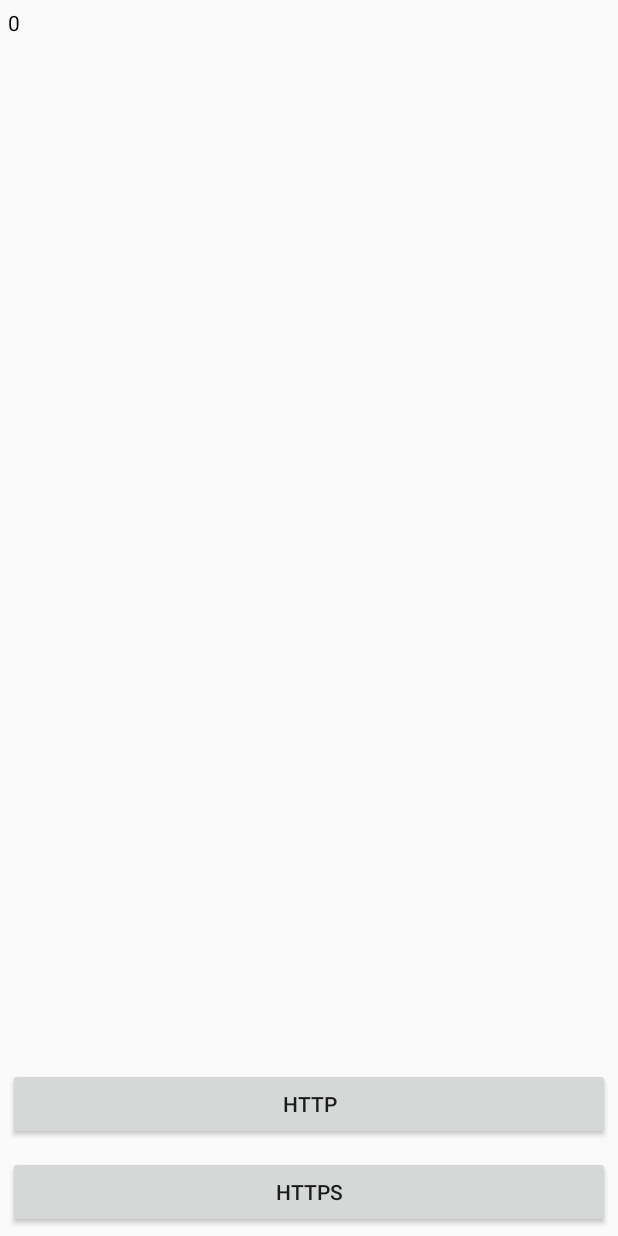
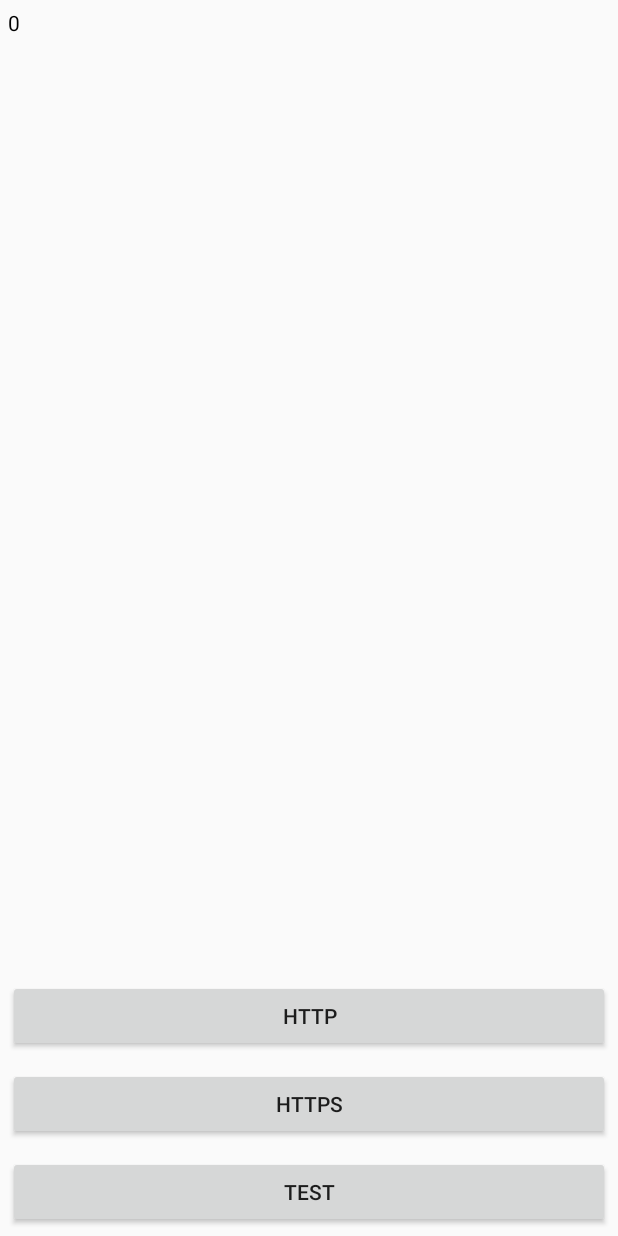
Before and after one commit to troshkovdanil/mobsen, an Android app built with Jetpack Compose: the screen it shows after launch (MainActivity), on a phone screen of 412 x 824 dp. Run offline under Robolectric (Android 15) with nearby library versions, the phone set to English and light mode, and no system bars.

Commit message:
test button

```diff
--- a/app/src/main/res/layout/activity_main.xml
+++ b/app/src/main/res/layout/activity_main.xml
@@ -21,7 +21,6 @@
         android:layout_margin="5dp"
         android:text = "http"
     />
-
     <Button
         android:id="@+id/btn_https"
         android:layout_width="match_parent"
@@ -29,5 +28,12 @@
         android:layout_margin="5dp"
         android:text = "https"
     />
+    <Button
+        android:id="@+id/btn_test"
+        android:layout_width="match_parent"
+        android:layout_height="wrap_content"
+        android:layout_margin="5dp"
+        android:text = "test"
+    />
 
 </LinearLayout>
```
Also changed, not shown: app/src/main/java/com/example/myapplication/MainActivity.kt (+27 -0 lines).
